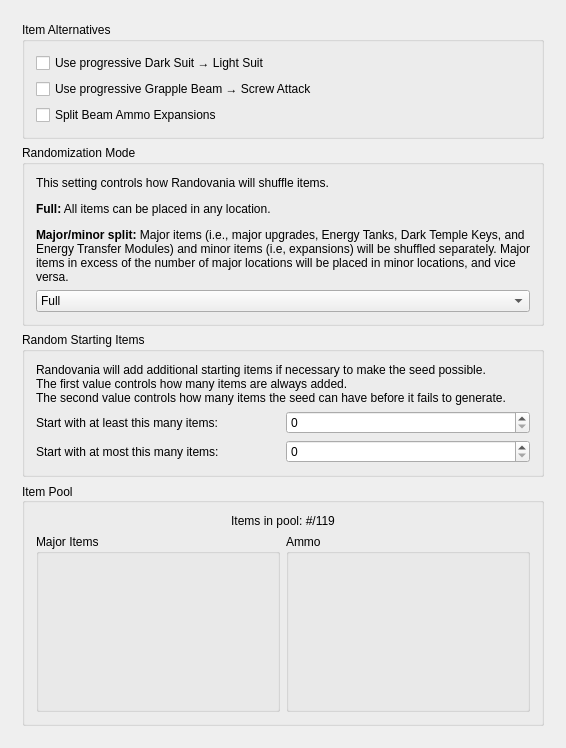
randovania/randovania, file randovania/gui/ui_files/main_rules.ui: the form before one commit.
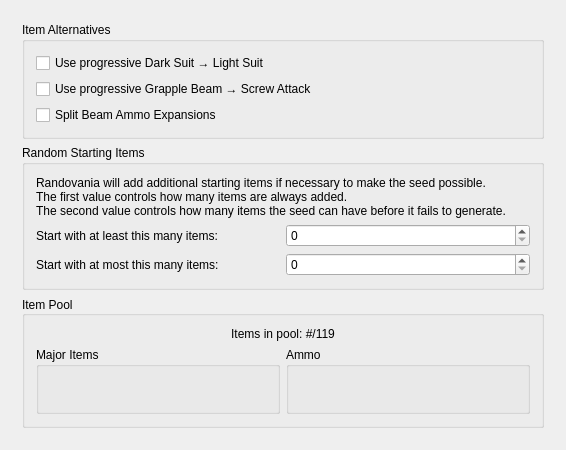
The form after the commit.

Commit message: Add ui for configuring exclusion list

What changed in the file:
```diff
--- a/randovania/gui/ui_files/main_rules.ui
+++ b/randovania/gui/ui_files/main_rules.ui
@@ -7,7 +7,7 @@
     <x>0</x>
     <y>0</y>
     <width>566</width>
-    <height>748</height>
+    <height>450</height>
    </rect>
   </property>
   <property name="maximumSize">
@@ -50,61 +50,56 @@
          <x>0</x>
          <y>0</y>
          <width>554</width>
-         <height>736</height>
+         <height>438</height>
         </rect>
        </property>
        <layout class="QGridLayout" name="gridLayout">
+        <item row="0" column="0" colspan="2">
+         <widget class="QGroupBox" name="item_alternative_box">
+          <property name="sizePolicy">
+           <sizepolicy hsizetype="Preferred" vsizetype="Fixed">
+            <horstretch>0</horstretch>
+            <verstretch>0</verstretch>
+           </sizepolicy>
+          </property>
+          <property name="title">
+           <string>Item Alternatives</string>
+          </property>
+          <layout class="QVBoxLayout" name="verticalLayout_3">
+           <item>
+            <widget class="QCheckBox" name="progressive_suit_check">
+             <property name="toolTip">
+              <string>&lt;html&gt;&lt;head/&gt;&lt;body&gt;&lt;p&gt;Instead of there being a Dark Suit and a Light Suit pickups, there will instead be two Progressive Suit pickups.&lt;/p&gt;&lt;p&gt;Picking the first one gives you Dark Suit, while the second one gives Light Suit. This ensures you always get Dark Suit before.&lt;/p&gt;&lt;/body&gt;&lt;/html&gt;</string>
+             </property>
+             <property name="text">
+              <string>Use progressive Dark Suit → Light Suit</string>
+             </property>
+            </widget>
+           </item>
+           <item>
+            <widget class="QCheckBox" name="progressive_grapple_check">
+             <property name="toolTip">
+              <string>&lt;html&gt;&lt;head/&gt;&lt;body&gt;&lt;p&gt;This groups Grapple Beam and Screw Attack into a progressive item pair: the first one always gives Grapple Beam, with the second one always being Screw Attack.&lt;/p&gt;&lt;p&gt;Warning: the model for this item pair will always be Grapple Beam.&lt;/p&gt;&lt;/body&gt;&lt;/html&gt;</string>
+             </property>
+             <property name="text">
+              <string>Use progressive Grapple Beam → Screw Attack</string>
+             </property>
+            </widget>
+           </item>
+           <item>
+            <widget class="QCheckBox" name="split_ammo_check">
+             <property name="toolTip">
+              <string>&lt;html&gt;&lt;head/&gt;&lt;body&gt;&lt;p&gt;Splits the Beam Ammo Expansion pickups into two different pickups: Light Ammo Expansion and Dark Ammo Expansion.&lt;/p&gt;&lt;/body&gt;&lt;/html&gt;</string>
+             </property>
+             <property name="text">
+              <string>Split Beam Ammo Expansions</string>
+             </property>
+            </widget>
+           </item>
+          </layout>
+         </widget>
+        </item>
         <item row="3" column="0" colspan="2">
-         <widget class="QGroupBox" name="random_starting_box">
-          <property name="title">
-           <string>Random Starting Items</string>
-          </property>
-          <layout class="QGridLayout" name="gridLayout_2">
-           <item row="2" column="0">
-            <widget class="QLabel" name="maximum_starting_label">
-             <property name="text">
-              <string>Start with at most this many items:</string>
-             </property>
-            </widget>
-           </item>
-           <item row="1" column="0">
-            <widget class="QLabel" name="minimum_starting_label">
-             <property name="text">
-              <string>Start with at least this many items:</string>
-             </property>
-             <property name="alignment">
-              <set>Qt::AlignLeading|Qt::AlignLeft|Qt::AlignVCenter</set>
-             </property>
-            </widget>
-           </item>
-           <item row="1" column="1">
-            <widget class="QSpinBox" name="minimum_starting_spinbox">
-             <property name="maximum">
-              <number>30</number>
-             </property>
-            </widget>
-           </item>
-           <item row="0" column="0" colspan="2">
-            <widget class="QLabel" name="random_starting_label">
-             <property name="text">
-              <string>&lt;html&gt;&lt;head/&gt;&lt;body&gt;&lt;p&gt;Randovania will add additional starting items if necessary to make the seed possible.&lt;br/&gt;The first value controls how many items are always added.&lt;br/&gt;The second value controls how many items the seed can have before it fails to generate.&lt;/p&gt;&lt;/body&gt;&lt;/html&gt;</string>
-             </property>
-             <property name="wordWrap">
-              <bool>true</bool>
-             </property>
-            </widget>
-           </item>
-           <item row="2" column="1">
-            <widget class="QSpinBox" name="maximum_starting_spinbox">
-             <property name="maximum">
-              <number>30</number>
-             </property>
-            </widget>
-           </item>
-          </layout>
-         </widget>
-        </item>
-        <item row="4" column="0" colspan="2">
          <widget class="QGroupBox" name="item_pool_box">
           <property name="toolTipDuration">
            <number>-1</number>
@@ -177,79 +172,51 @@
           </layout>
          </widget>
         </item>
-        <item row="0" column="0" colspan="2">
-         <widget class="QGroupBox" name="item_alternative_box">
-          <property name="sizePolicy">
-           <sizepolicy hsizetype="Preferred" vsizetype="Fixed">
-            <horstretch>0</horstretch>
-            <verstretch>0</verstretch>
-           </sizepolicy>
-          </property>
+        <item row="2" column="0" colspan="2">
+         <widget class="QGroupBox" name="random_starting_box">
           <property name="title">
-           <string>Item Alternatives</string>
+           <string>Random Starting Items</string>
           </property>
-          <layout class="QVBoxLayout" name="verticalLayout_3">
-           <item>
-            <widget class="QCheckBox" name="progressive_suit_check">
-             <property name="toolTip">
-              <string>&lt;html&gt;&lt;head/&gt;&lt;body&gt;&lt;p&gt;Instead of there being a Dark Suit and a Light Suit pickups, there will instead be two Progressive Suit pickups.&lt;/p&gt;&lt;p&gt;Picking the first one gives you Dark Suit, while the second one gives Light Suit. This ensures you always get Dark Suit before.&lt;/p&gt;&lt;/body&gt;&lt;/html&gt;</string>
-             </property>
+          <layout class="QGridLayout" name="gridLayout_2">
+           <item row="2" column="0">
+            <widget class="QLabel" name="maximum_starting_label">
              <property name="text">
-              <string>Use progressive Dark Suit → Light Suit</string>
+              <string>Start with at most this many items:</string>
              </property>
             </widget>
            </item>
-           <item>
-            <widget class="QCheckBox" name="progressive_grapple_check">
-             <property name="toolTip">
-              <string>&lt;html&gt;&lt;head/&gt;&lt;body&gt;&lt;p&gt;This groups Grapple Beam and Screw Attack into a progressive item pair: the first one always gives Grapple Beam, with the second one always being Screw Attack.&lt;/p&gt;&lt;p&gt;Warning: the model for this item pair will always be Grapple Beam.&lt;/p&gt;&lt;/body&gt;&lt;/html&gt;</string>
-             </property>
+           <item row="1" column="0">
+            <widget class="QLabel" name="minimum_starting_label">
              <property name="text">
-              <string>Use progressive Grapple Beam → Screw Attack</string>
+              <string>Start with at least this many items:</string>
              </property>
+             <property name="alignment">
+              <set>Qt::AlignLeading|Qt::AlignLeft|Qt::AlignVCenter</set>
+             </property>
             </widget>
            </item>
-           <item>
-            <widget class="QCheckBox" name="split_ammo_check">
-             <property name="toolTip">
-              <string>&lt;html&gt;&lt;head/&gt;&lt;body&gt;&lt;p&gt;Splits the Beam Ammo Expansion pickups into two different pickups: Light Ammo Expansion and Dark Ammo Expansion.&lt;/p&gt;&lt;/body&gt;&lt;/html&gt;</string>
+           <item row="1" column="1">
+            <widget class="QSpinBox" name="minimum_starting_spinbox">
+             <property name="maximum">
+              <number>30</number>
              </property>
-             <property name="text">
-              <string>Split Beam Ammo Expansions</string>
-             </property>
             </widget>
            </item>
-          </layout>
-         </widget>
-        </item>
-        <item row="1" column="0" colspan="2">
-         <widget class="QGroupBox" name="groupBox">
-          <property name="title">
-           <string>Randomization Mode</string>
-          </property>
-          <layout class="QVBoxLayout" name="verticalLayout_2">
-           <item>
-            <widget class="QLabel" name="randomization_mode_label">
+           <item row="0" column="0" colspan="2">
+            <widget class="QLabel" name="random_starting_label">
              <property name="text">
-              <string>&lt;html&gt;&lt;head/&gt;&lt;body&gt;&lt;p&gt;This setting controls how Randovania will shuffle items.&lt;/p&gt;&lt;p&gt;&lt;span style=&quot; font-weight:600;&quot;&gt;Full:&lt;/span&gt; All items can be placed in any location.&lt;/p&gt;&lt;p&gt;&lt;span style=&quot; font-weight:600;&quot;&gt;Major/minor split:&lt;/span&gt; Major items (i.e., major upgrades, Energy Tanks, Dark Temple Keys, and Energy Transfer Modules) and minor items (i.e, expansions) will be shuffled separately. Major items in excess of the number of major locations will be placed in minor locations, and vice versa.&lt;/p&gt;&lt;/body&gt;&lt;/html&gt;</string>
+              <string>&lt;html&gt;&lt;head/&gt;&lt;body&gt;&lt;p&gt;Randovania will add additional starting items if necessary to make the seed possible.&lt;br/&gt;The first value controls how many items are always added.&lt;br/&gt;The second value controls how many items the seed can have before it fails to generate.&lt;/p&gt;&lt;/body&gt;&lt;/html&gt;</string>
              </property>
              <property name="wordWrap">
               <bool>true</bool>
              </property>
             </widget>
            </item>
-           <item>
-            <widget class="QComboBox" name="randomization_mode_combo">
-             <item>
-              <property name="text">
-               <string>Full</string>
-              </property>
-             </item>
-             <item>
-              <property name="text">
-               <string>Major/minor split</string>
-              </property>
-             </item>
+           <item row="2" column="1">
+            <widget class="QSpinBox" name="maximum_starting_spinbox">
+             <property name="maximum">
+              <number>30</number>
+             </property>
             </widget>
            </item>
           </layout>
```
The commit also changes 6 other files.
